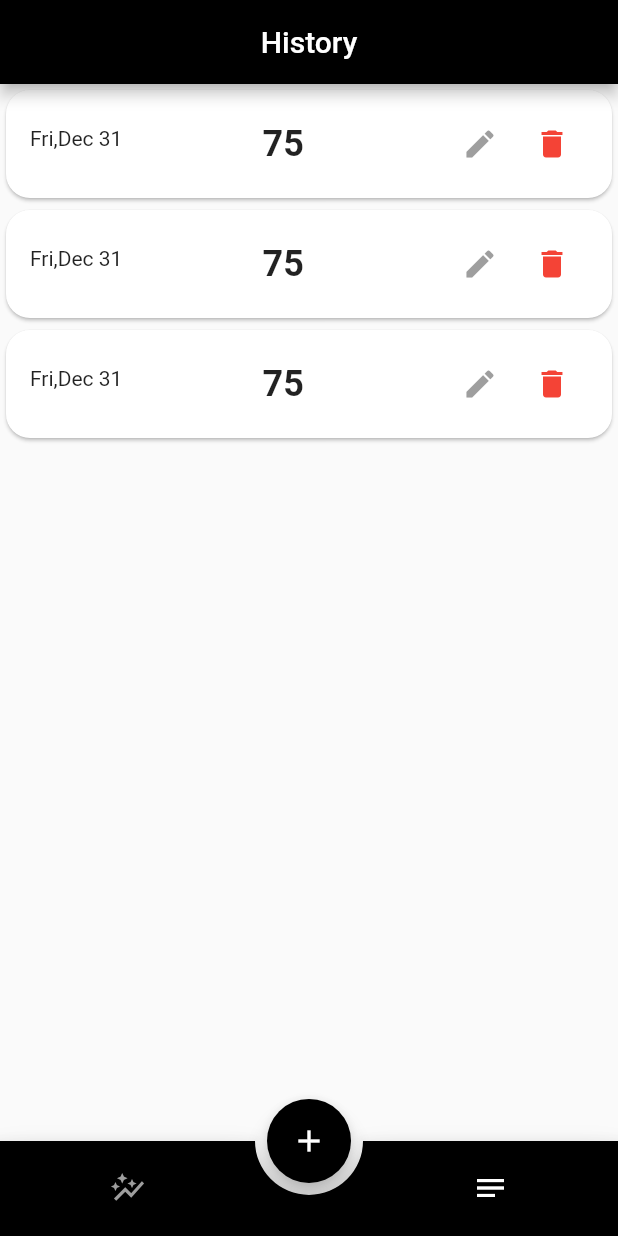
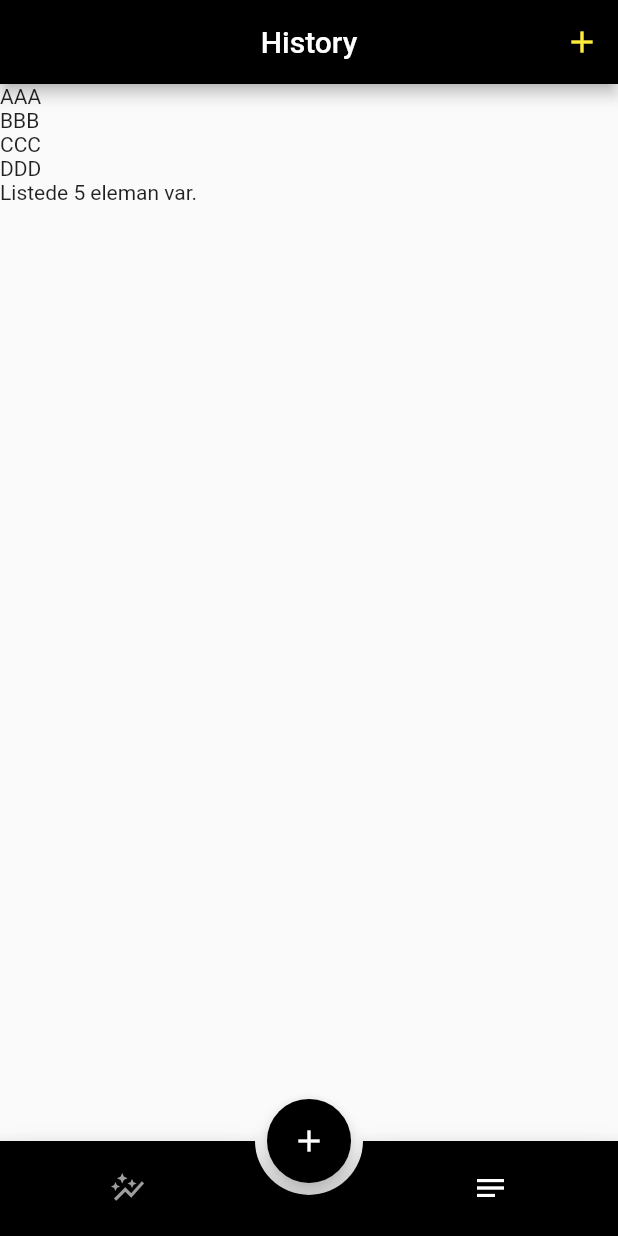
Before and after one commit to ckaraman/weight_track_app, a Flutter app: the screen it shows after launch, item 2 of the bottom bar chosen, after a tap on the "add" icon, on a phone screen of 412 x 824 dp. Run offline on Flutter 3.47's test engine with Material 2 defaults, Android fonts, the phone set to English and light mode, and no system bars; drawn by our look-alikes of animated_bottom_navigation_bar; our stand-ins replace freezed_annotation, get.

Commit message:
Layer organising

```diff
--- a/lib/controller.dart
+++ /dev/null
@@ -1,9 +0,0 @@
-import 'package:get/get.dart';
-
-class Controller extends GetxController {
-  var counter = 0.obs;
-
-  void increment() {
-    counter++;
-  }
-}
--- a/lib/history.dart
+++ /dev/null
@@ -1,26 +0,0 @@
-import 'package:flutter/material.dart';
-
-import 'widgets/record_list_tile.dart';
-
-class HistoryScreen extends StatefulWidget {
-  const HistoryScreen({Key? key}) : super(key: key);
-
-  @override
-  _HistoryScreenState createState() => _HistoryScreenState();
-}
-
-class _HistoryScreenState extends State<HistoryScreen> {
-  @override
-  Widget build(BuildContext context) {
-    return Scaffold(
-        appBar: AppBar(
-          centerTitle: true,
-          title: const Text("History"),
-        ),
-        body: ListView(children: const [
-          RecordListTile(),
-          RecordListTile(),
-          RecordListTile(),
-        ]));
-  }
-}
--- a/lib/main.dart
+++ b/lib/main.dart
@@ -1,7 +1,7 @@
 import 'package:flutter/material.dart';
 import 'package:flutter/services.dart';
 import 'package:get/get.dart';
-import 'home.dart';
+import 'views/home.dart';
 
 void main() {
   SystemChrome.setSystemUIOverlayStyle(
--- /dev/null
+++ b/lib/view-models/controller.dart
@@ -0,0 +1,16 @@
+import 'package:get/get.dart';
+import 'package:weight_track_app/models/record.dart';
+
+class Controller extends GetxController {
+  var records = <Record>[
+    Record(weight: 80, datetime: DateTime.now(), notes: "AAA"),
+    Record(weight: 81, datetime: DateTime.now(), notes: "BBB"),
+    Record(weight: 84, datetime: DateTime.now(), notes: "CCC"),
+    Record(weight: 85, datetime: DateTime.now(), notes: "DDD")
+  ].obs;
+
+  void addRecord() {
+    records.add(Record(weight: 80, datetime: DateTime.now(), notes: "XXXX"));
+    print(records.length);
+  }
+}
--- /dev/null
+++ b/lib/views/history.dart
@@ -0,0 +1,44 @@
+import 'package:flutter/material.dart';
+import 'package:get/get.dart';
+import 'package:weight_track_app/view-models/controller.dart';
+
+class HistoryScreen extends StatefulWidget {
+  const HistoryScreen({Key? key}) : super(key: key);
+
+  @override
+  _HistoryScreenState createState() => _HistoryScreenState();
+}
+
+class _HistoryScreenState extends State<HistoryScreen> {
+  final Controller _controller = Get.put(Controller());
+
+  @override
+  Widget build(BuildContext context) {
+    return Scaffold(
+      appBar: AppBar(
+        centerTitle: true,
+        title: const Text("History"),
+        actions: [
+          IconButton(
+            onPressed: _controller.addRecord,
+            icon: const Icon(
+              Icons.add,
+              color: Colors.yellow,
+            ),
+          ),
+        ],
+      ),
+      body: Obx(
+        () => ListView(
+          children: [
+            Text(_controller.records[0].notes!),
+            Text(_controller.records[1].notes!),
+            Text(_controller.records[2].notes!),
+            Text(_controller.records[3].notes!),
+            Text("Listede ${_controller.records.length} eleman var.")
+          ],
+        ),
+      ),
+    );
+  }
+}
--- a/lib/home.dart
+++ b/lib/views/home.dart
@@ -1,10 +1,10 @@
 import 'package:animated_bottom_navigation_bar/animated_bottom_navigation_bar.dart';
 import 'package:flutter/material.dart';
 import 'package:get/get.dart';
-import 'package:weight_track_app/graph.dart';
-import 'package:weight_track_app/history.dart';
+import 'package:weight_track_app/views/graph.dart';
+import 'package:weight_track_app/views/history.dart';
 
-import 'controller.dart';
+import '../view-models/controller.dart';
 
 class HomePage extends StatefulWidget {
   const HomePage({Key? key, required this.title}) : super(key: key);
@@ -46,7 +46,7 @@ class _HomePageState extends State<HomePage> {
         onTap: (index) => setState(
           () => _bottomNavIndex = index,
         ),
-        notchSmoothness: NotchSmoothness.verySmoothEdge,
+        notchSmoothness: NotchSmoothness.smoothEdge,
       ),
     );
   }
@@ -60,7 +60,7 @@ class Second extends StatelessWidget {
   Widget build(BuildContext context) {
     return Scaffold(
       body: Center(
-        child: Text('${ctrl.counter}'),
+        child: Text(''),
       ),
     );
   }
--- a/lib/widgets/record_list_tile.dart
+++ b/lib/widgets/record_list_tile.dart
@@ -1,9 +1,16 @@
 import 'package:flutter/material.dart';
 import 'package:intl/intl.dart';
+import 'package:weight_track_app/models/record.dart';
 
-class RecordListTile extends StatelessWidget {
-  const RecordListTile({Key? key}) : super(key: key);
+class RecordListTile extends StatefulWidget {
+  final Record record;
+  const RecordListTile({Key? key, required this.record}) : super(key: key);
 
+  @override
+  State<RecordListTile> createState() => _RecordListTileState();
+}
+
+class _RecordListTileState extends State<RecordListTile> {
   @override
   Widget build(BuildContext context) {
     return Card(
@@ -12,7 +19,7 @@ class RecordListTile extends StatelessWidget {
         padding: const EdgeInsets.only(top: 8, bottom: 8),
         child: ListTile(
           leading: Text(
-            DateFormat("EEE,MMM d").format(DateTime.now()),
+            DateFormat("EEE,MMM d").format(widget.record.datetime),
           ),
           title: const Center(
               child: Text(
```
Also changed, not shown: lib/views/graph.dart (renamed from lib/graph.dart).
